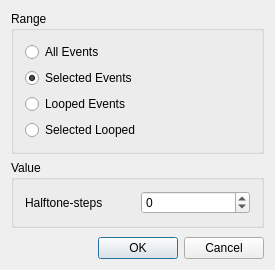
Before: the Qt Designer form muse3/muse/widgets/function_dialogs/transposebase.ui in emrum/muse, drawn with Qt 5.
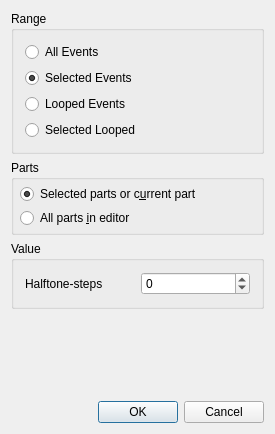
After: the same form once the commit is applied.

```diff
--- a/muse3/muse/widgets/function_dialogs/transposebase.ui
+++ b/muse3/muse/widgets/function_dialogs/transposebase.ui
@@ -7,7 +7,7 @@
     <x>0</x>
     <y>0</y>
     <width>275</width>
-    <height>270</height>
+    <height>434</height>
    </rect>
   </property>
   <property name="windowTitle">
@@ -66,6 +66,53 @@
      </layout>
     </widget>
    </item>
+   <item>
+    <widget class="QGroupBox" name="partsBox">
+     <property name="sizePolicy">
+      <sizepolicy hsizetype="Preferred" vsizetype="Minimum">
+       <horstretch>0</horstretch>
+       <verstretch>0</verstretch>
+      </sizepolicy>
+     </property>
+     <property name="title">
+      <string>Parts</string>
+     </property>
+     <layout class="QVBoxLayout" name="verticalLayout_3">
+      <property name="spacing">
+       <number>4</number>
+      </property>
+      <property name="leftMargin">
+       <number>6</number>
+      </property>
+      <property name="topMargin">
+       <number>4</number>
+      </property>
+      <property name="rightMargin">
+       <number>6</number>
+      </property>
+      <property name="bottomMargin">
+       <number>4</number>
+      </property>
+      <item>
+       <widget class="QRadioButton" name="not_all_parts_button">
+        <property name="text">
+         <string>Selected parts or c&amp;urrent part</string>
+        </property>
+        <property name="checked">
+         <bool>true</bool>
+        </property>
+       </widget>
+      </item>
+      <item>
+       <widget class="QRadioButton" name="all_parts_button">
+        <property name="text">
+         <string>All parts &amp;in editor</string>
+        </property>
+       </widget>
+      </item>
+     </layout>
+    </widget>
+   </item>
    <item>
     <widget class="QGroupBox" name="groupBox_2">
      <property name="title">
```
Left out of the diff: 33 changed lines with no effect on the pictures.
